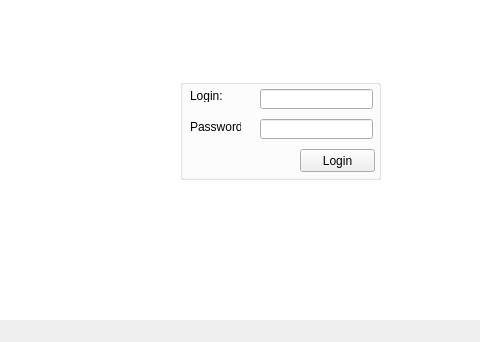
Above: untitled/mainwindow.ui from rukia11/AGHacksy before the change; both pictures show x 100 to 580 and y 258 to 600 of the 800 by 600 pixel window. Below: the same form after it.
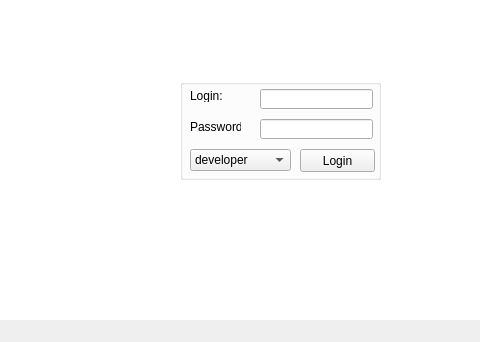
That is the form after the change.

The edit to the form file:
```diff
--- a/untitled/mainwindow.ui
+++ b/untitled/mainwindow.ui
@@ -95,6 +95,31 @@
       <string>Login</string>
      </property>
     </widget>
+    <widget class="QComboBox" name="comboBox">
+     <property name="geometry">
+      <rect>
+       <x>10</x>
+       <y>70</y>
+       <width>101</width>
+       <height>22</height>
+      </rect>
+     </property>
+     <item>
+      <property name="text">
+       <string>developer</string>
+      </property>
+     </item>
+     <item>
+      <property name="text">
+       <string>manager</string>
+      </property>
+     </item>
+     <item>
+      <property name="text">
+       <string>client</string>
+      </property>
+     </item>
+    </widget>
    </widget>
   </widget>
   <widget class="QMenuBar" name="menuBar">
```
